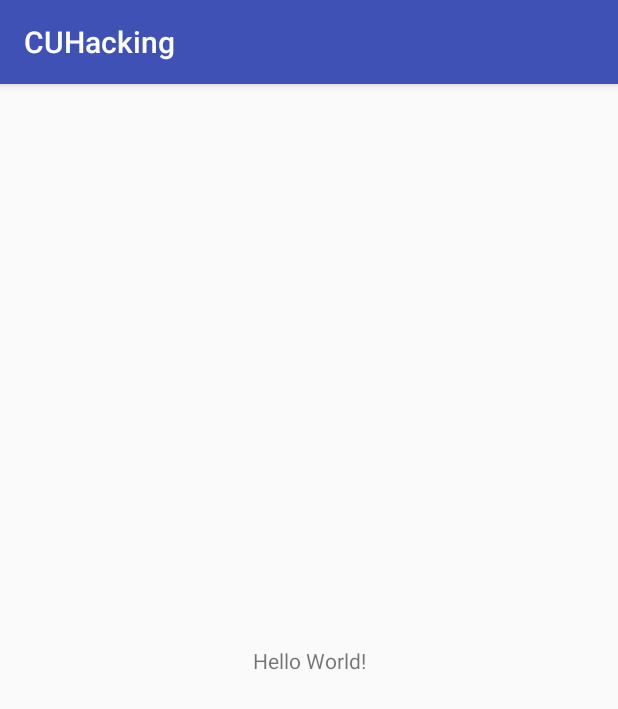
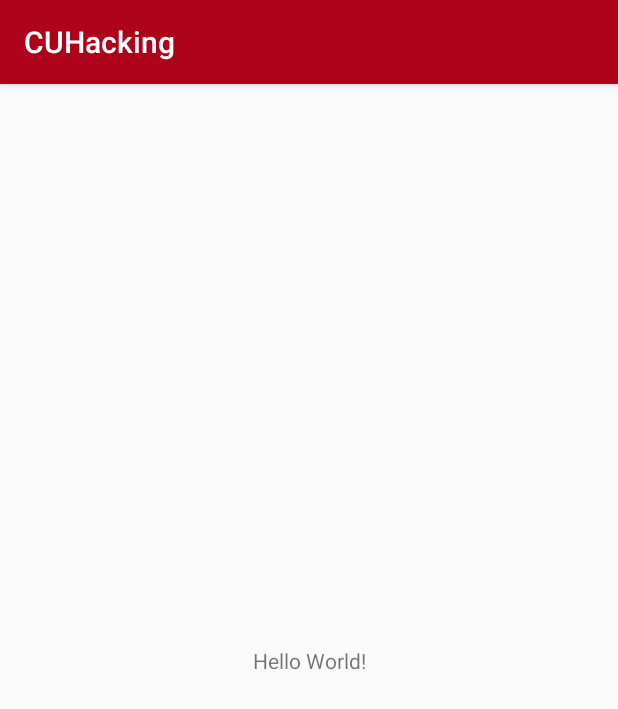
Before and after one commit to cuhacking/CUHackingApp, an Android app: the screen it shows after launch (MainActivity), on a phone screen of 412 x 824 dp. Shown: the top 709 px of the screen. Run offline under Robolectric (Android 15) with nearby library versions, the phone set to English and light mode, and no system bars.

Commit message:
changed colours xml to be our red

```diff
--- a/App/app/src/main/res/values/colors.xml
+++ b/App/app/src/main/res/values/colors.xml
@@ -1,7 +1,7 @@
 <?xml version="1.0" encoding="utf-8"?>
 <resources>
-    <color name="colorPrimary">#3F51B5</color>
-    <color name="colorPrimaryDark">#303F9F</color>
-    <color name="colorAccent">#FF4081</color>
+    <color name="colorPrimary">#ae011a</color>
+    <color name="colorPrimaryDark">#860a1c</color>
+    <color name="colorAccent">#000000</color>
     <color name="colorWhite">#E1E1E1</color>
 </resources>
```
